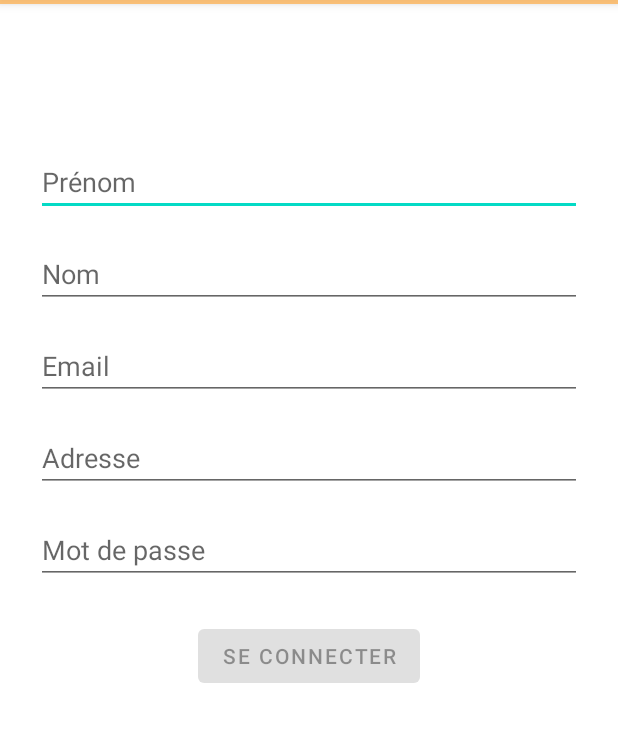
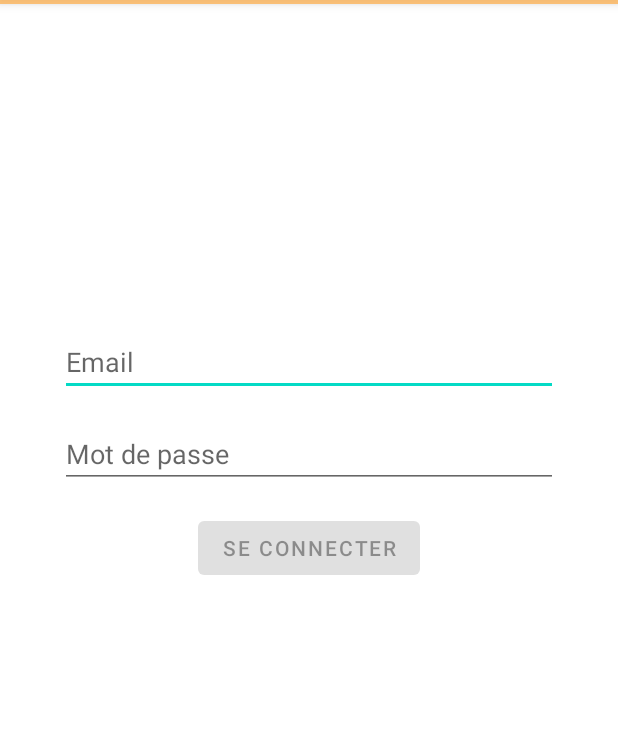
Before and after one commit to MathiasBoillot/AndroidERestaurant, an Android app: the SignInActivity screen opened directly, with no data from a screen before it, on a phone screen of 412 x 824 dp, the part 80-822 px from its top. Run offline under Robolectric (Android 15) with nearby library versions, the phone set to English and light mode, and no system bars; network calls fail; Roboto replaces fonts that are not available here.

Commit message:
SignIn XML

```diff
--- a/app/src/main/java/fr/isen/boillot/androiderestaurant/SignInActivity.kt
+++ b/app/src/main/java/fr/isen/boillot/androiderestaurant/SignInActivity.kt
@@ -1,44 +1,11 @@
 package fr.isen.boillot.androiderestaurant
 
+import androidx.appcompat.app.AppCompatActivity
 import android.os.Bundle
-import androidx.appcompat.app.AppCompatActivity
-import com.android.volley.Request
-import com.android.volley.toolbox.*
-import com.google.gson.Gson
-import fr.isen.boillot.androiderestaurant.databinding.ActivitySignInBinding
-import fr.isen.boillot.androiderestaurant.login.LoginFormData
-import fr.isen.boillot.androiderestaurant.login.LoginViewModel
-import org.json.JSONObject
 
 class SignInActivity : AppCompatActivity() {
-    private lateinit var binding: ActivitySignInBinding
-    private lateinit var loginViewModel: LoginViewModel
-    private lateinit var dataForm: LoginFormData
-
     override fun onCreate(savedInstanceState: Bundle?) {
         super.onCreate(savedInstanceState)
-        binding = ActivitySignInBinding.inflate(layoutInflater)
-        setContentView(binding.root)
-        loginViewModel = LoginViewModel()
-
-        binding.login.setOnClickListener {
-
-        }
+        setContentView(R.layout.activity_sign_in)
     }
-
-    override fun onUserInteraction() {
-        super.onUserInteraction()
-        loginViewModel = LoginViewModel()
-        dataForm = LoginFormData(
-            email = binding.registerEmail.text.toString(),
-            firstName = binding.registerFirstname.text.toString(),
-            lastName = binding.registerLastname.text.toString(),
-            address = binding.registerAddress.text.toString(),
-            password = binding.registerPassword.text.toString()
-        )
-
-        binding.login.isEnabled = loginViewModel.loginDataChanged(dataForm)
-    }
-
-
 }
--- a/app/src/main/res/layout/activity_sign_in.xml
+++ b/app/src/main/res/layout/activity_sign_in.xml
@@ -9,42 +9,11 @@
     tools:context=".SignInActivity">
 
     <EditText
-        android:id="@+id/register_firstname"
+        android:id="@+id/login_email"
         android:layout_width="0dp"
         android:layout_height="wrap_content"
         android:layout_marginStart="24dp"
-        android:layout_marginTop="96dp"
-        android:layout_marginEnd="24dp"
-        android:hint="@string/prompt_firstname"
-        android:importantForAutofill="no"
-        android:inputType="textPersonName"
-        android:selectAllOnFocus="true"
-        app:layout_constraintEnd_toEndOf="parent"
-        app:layout_constraintStart_toStartOf="parent"
-        app:layout_constraintTop_toTopOf="parent" />
-
-    <EditText
-        android:id="@+id/register_lastname"
-        android:layout_width="0dp"
-        android:layout_height="wrap_content"
-        android:layout_marginStart="24dp"
-        android:layout_marginTop="16dp"
-        android:layout_marginEnd="24dp"
-        android:hint="@string/prompt_lastname"
-        android:importantForAutofill="no"
-        android:inputType="textPersonName"
-        android:selectAllOnFocus="true"
-        app:layout_constraintEnd_toEndOf="parent"
-        app:layout_constraintHorizontal_bias="0.0"
-        app:layout_constraintStart_toStartOf="parent"
-        app:layout_constraintTop_toBottomOf="@+id/register_firstname" />
-
-    <EditText
-        android:id="@+id/register_email"
-        android:layout_width="0dp"
-        android:layout_height="wrap_content"
-        android:layout_marginStart="24dp"
-        android:layout_marginTop="16dp"
+        android:layout_marginTop="200dp"
         android:layout_marginEnd="24dp"
         android:hint="@string/prompt_email"
         android:importantForAutofill="no"
@@ -53,26 +22,10 @@
         app:layout_constraintEnd_toEndOf="parent"
         app:layout_constraintHorizontal_bias="0.0"
         app:layout_constraintStart_toStartOf="parent"
-        app:layout_constraintTop_toBottomOf="@+id/register_lastname" />
+        app:layout_constraintTop_toTopOf="parent" />
 
     <EditText
-        android:id="@+id/register_address"
-        android:layout_width="0dp"
-        android:layout_height="wrap_content"
-        android:layout_marginStart="24dp"
-        android:layout_marginTop="16dp"
-        android:layout_marginEnd="24dp"
-        android:hint="@string/prompt_address"
-        android:importantForAutofill="no"
-        android:inputType="text"
-        android:selectAllOnFocus="true"
-        app:layout_constraintEnd_toEndOf="parent"
-        app:layout_constraintHorizontal_bias="0.0"
-        app:layout_constraintStart_toStartOf="parent"
-        app:layout_constraintTop_toBottomOf="@+id/register_email" />
-
-    <EditText
-        android:id="@+id/register_password"
+        android:id="@+id/login_password"
         android:layout_width="0dp"
         android:layout_height="wrap_content"
         android:layout_marginStart="24dp"
@@ -87,21 +40,21 @@
         app:layout_constraintEnd_toEndOf="parent"
         app:layout_constraintHorizontal_bias="0.0"
         app:layout_constraintStart_toStartOf="parent"
-        app:layout_constraintTop_toBottomOf="@+id/register_address" />
+        app:layout_constraintTop_toBottomOf="@+id/login_email" />
 
     <Button
-        android:id="@+id/login"
+        android:id="@+id/login_btn"
         android:layout_width="wrap_content"
         android:layout_height="wrap_content"
         android:layout_gravity="start"
         android:layout_marginStart="48dp"
-        android:layout_marginTop="24dp"
+        android:layout_marginTop="16dp"
         android:layout_marginEnd="48dp"
         android:enabled="false"
         android:text="@string/action_sign_in"
         app:layout_constraintEnd_toEndOf="parent"
         app:layout_constraintStart_toStartOf="parent"
-        app:layout_constraintTop_toBottomOf="@+id/register_password" />
+        app:layout_constraintTop_toBottomOf="@+id/login_password" />
 
     <ProgressBar
         android:id="@+id/loading"
@@ -114,8 +67,8 @@
         android:layout_marginBottom="64dp"
         android:visibility="gone"
         app:layout_constraintBottom_toBottomOf="parent"
-        app:layout_constraintEnd_toEndOf="@+id/register_password"
-        app:layout_constraintStart_toStartOf="@+id/register_password"
+        app:layout_constraintEnd_toEndOf="@+id/login_password"
+        app:layout_constraintStart_toStartOf="@+id/login_password"
         app:layout_constraintTop_toTopOf="parent"
         app:layout_constraintVertical_bias="0.3" />
 </androidx.constraintlayout.widget.ConstraintLayout>
```
